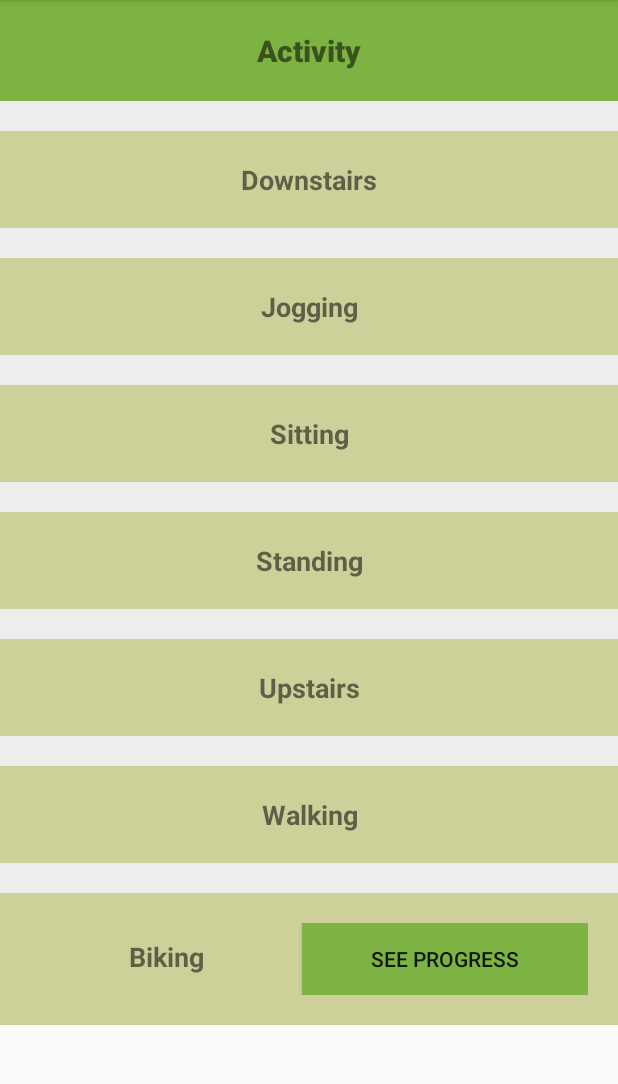
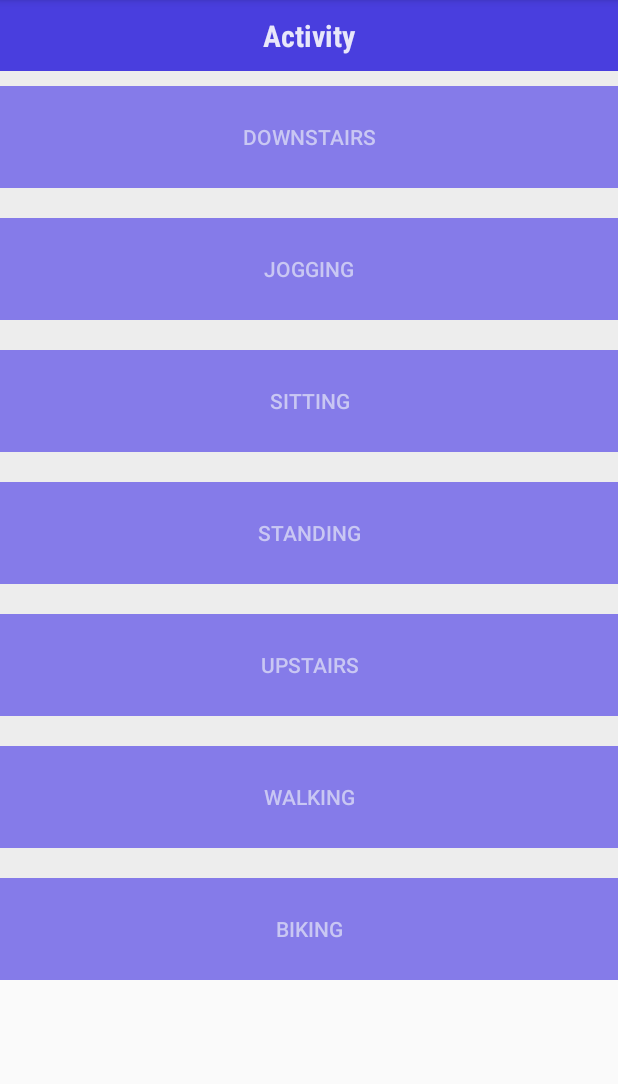
Before and after one commit to aditi17goel/ActivityRecognition, an Android app: the screen it shows after launch (MainActivity), on a phone screen of 412 x 824 dp, the part 84-1168 px from its top. Run offline under Robolectric (Android 15) with nearby library versions, the phone set to English and light mode, and no system bars; libraries missing offline, so code that uses them is left out: org.tensorflow.contrib; 2 statements that could not run were skipped.

Commit message:
progress bar done

```diff
--- a/HAR-Android-App/app/src/main/java/aditi/sensor_based_har/MainActivity.java
+++ b/HAR-Android-App/app/src/main/java/aditi/sensor_based_har/MainActivity.java
@@ -12,7 +12,6 @@ import android.os.Bundle;
 import android.speech.tts.TextToSpeech;
 import android.support.v4.content.res.ResourcesCompat;
 import android.support.v7.app.AppCompatActivity;
-import android.util.Log;
 import android.view.View;
 import android.widget.Button;
 import android.widget.TableRow;
@@ -27,7 +26,6 @@ import java.util.Timer;
 import java.util.TimerTask;
 
 import aditi.sensor_based_har.HARClassifier;
-import aditi.sensor_based_har.R;
 
 
 public class MainActivity extends AppCompatActivity implements SensorEventListener, TextToSpeech.OnInitListener {
@@ -92,11 +90,59 @@ public class MainActivity extends AppCompatActivity implements SensorEventListen
     protected void onCreate(Bundle savedInstanceState) {
         super.onCreate(savedInstanceState);
         setContentView(R.layout.activity_main);
-        button = (Button) findViewById(R.id.button1);
+        button = (Button) findViewById(R.id.but_bike);
         button.setOnClickListener( new View.OnClickListener(){
             @Override
             public void onClick(View v){
-                openMainActivity2();
+                openMainActivity2(prog_bik);
+            }
+        });
+        button = (Button) findViewById(R.id.but_down);
+        button.setOnClickListener( new View.OnClickListener(){
+            @Override
+            public void onClick(View v){
+                openMainActivity2(prog_down);
+            }
+        });
+
+        button = (Button) findViewById(R.id.but_up);
+        button.setOnClickListener( new View.OnClickListener(){
+            @Override
+            public void onClick(View v){
+                openMainActivity2(prog_upst);
+            }
+        });
+
+        button = (Button) findViewById(R.id.but_stand);
+        button.setOnClickListener( new View.OnClickListener(){
+            @Override
+            public void onClick(View v){
+                openMainActivity2(prog_stand);
+            }
+        });
+
+        button = (Button) findViewById(R.id.but_sit);
+        button.setOnClickListener( new View.OnClickListener(){
+            @Override
+            public void onClick(View v){
+                openMainActivity2(prog_sit
+                );
+            }
+        });
+
+        button = (Button) findViewById(R.id.but_jog);
+        button.setOnClickListener( new View.OnClickListener(){
+            @Override
+            public void onClick(View v){
+                openMainActivity2(prog_jog);
+            }
+        });
+
+        button = (Button) findViewById(R.id.but_walk);
+        button.setOnClickListener( new View.OnClickListener(){
+            @Override
+            public void onClick(View v){
+                openMainActivity2(prog_walk);
             }
         });
         SharedPreferences getShared = getSharedPreferences("demo", MODE_PRIVATE);
@@ -119,13 +165,6 @@ public class MainActivity extends AppCompatActivity implements SensorEventListen
         gx = new ArrayList<>(); gy = new ArrayList<>(); gz = new ArrayList<>();
         ma = new ArrayList<>(); ml = new ArrayList<>(); mg = new ArrayList<>();
 
-        bikingTextView = (TextView) findViewById(R.id.biking_title);
-        downstairsTextView = (TextView) findViewById(R.id.downstairs_title);
-        joggingTextView = (TextView) findViewById(R.id.jogging_title);
-        sittingTextView = (TextView) findViewById(R.id.sitting_title);
-        standingTextView = (TextView) findViewById(R.id.standing_title);
-        upstairsTextView = (TextView) findViewById(R.id.upstairs_title);
-        walkingTextView = (TextView) findViewById(R.id.walking_title);
 
         bikingTableRow = (TableRow) findViewById(R.id.biking_row);
         downstairsTableRow = (TableRow) findViewById(R.id.downstairs_row);
@@ -152,9 +191,11 @@ public class MainActivity extends AppCompatActivity implements SensorEventListen
         textToSpeech = new TextToSpeech(this, this);
         textToSpeech.setLanguage(Locale.US);
     }
-    public void openMainActivity2() {
-        Intent intent = new Intent(this, MainActivity2.class);
-        startActivity(intent);
+    public void openMainActivity2(Integer prog) {
+
+        Intent i = new Intent(MainActivity.this, MainActivity2.class);
+        i.putExtra("id", prog);
+        startActivity(i);
     }
     @Override
     public void onInit(int status) {
@@ -284,54 +325,54 @@ public class MainActivity extends AppCompatActivity implements SensorEventListen
     }
 
     private void setRowsColor(int idx) {
-        bikingTableRow.setBackgroundColor(Color.parseColor("#A9BCC16F"));
-        downstairsTableRow.setBackgroundColor(Color.parseColor("#A9BCC16F"));
-        joggingTableRow.setBackgroundColor(Color.parseColor("#A9BCC16F"));
-        sittingTableRow.setBackgroundColor(Color.parseColor("#A9BCC16F"));
-        standingTableRow.setBackgroundColor(Color.parseColor("#A9BCC16F"));
-        upstairsTableRow.setBackgroundColor(Color.parseColor("#A9BCC16F"));
-        walkingTableRow.setBackgroundColor(Color.parseColor("#A9BCC16F"));
+        bikingTableRow.setBackgroundColor(Color.parseColor("#A29AEE"));
+        downstairsTableRow.setBackgroundColor(Color.parseColor("#A29AEE"));
+        joggingTableRow.setBackgroundColor(Color.parseColor("#A29AEE"));
+        sittingTableRow.setBackgroundColor(Color.parseColor("#A29AEE"));
+        standingTableRow.setBackgroundColor(Color.parseColor("#A29AEE"));
+        upstairsTableRow.setBackgroundColor(Color.parseColor("#A29AEE"));
+        walkingTableRow.setBackgroundColor(Color.parseColor("#A29AEE"));
         SharedPreferences shrd = getSharedPreferences("demo", MODE_PRIVATE);
         SharedPreferences.Editor editor = shrd.edit();
 
         if(idx == 0){
-            bikingTableRow.setBackgroundColor(ResourcesCompat.getColor(getResources(), R.color.colorBlue, null));
+            bikingTableRow.setBackgroundColor(Color.parseColor("#493ede"));
             prog_bik += 1;
             editor.putInt("bike", prog_bik);
             editor.apply();
         }
         else if (idx == 1){
-            downstairsTableRow.setBackgroundColor(ResourcesCompat.getColor(getResources(), R.color.colorBlue, null));
+            downstairsTableRow.setBackgroundColor(Color.parseColor("#493ede"));
             prog_down += 1;
             editor.putInt("down", prog_down);
             editor.apply();
         }
         else if (idx == 2){
-            joggingTableRow.setBackgroundColor(ResourcesCompat.getColor(getResources(), R.color.colorBlue, null));
+            joggingTableRow.setBackgroundColor(Color.parseColor("#493ede"));
             prog_jog += 1;
             editor.putInt("jog", prog_jog);
             editor.apply();
         }
         else if (idx == 3){
-            sittingTableRow.setBackgroundColor(ResourcesCompat.getColor(getResources(), R.color.colorBlue, null));
+            sittingTableRow.setBackgroundColor(Color.parseColor("#493ede"));
             prog_sit += 1;
             editor.putInt("sit", prog_sit);
             editor.apply();
         }
         else if (idx == 4){
-            standingTableRow.setBackgroundColor(ResourcesCompat.getColor(getResources(), R.color.colorBlue, null));
+            standingTableRow.setBackgroundColor(Color.parseColor("#493ede"));
             prog_stand += 1;
             editor.putInt("stand", prog_stand);
             editor.apply();
         }
         else if (idx == 5){
-            upstairsTableRow.setBackgroundColor(ResourcesCompat.getColor(getResources(), R.color.colorBlue, null));
+            upstairsTableRow.setBackgroundColor(Color.parseColor("#493ede"));
             prog_upst += 1;
             editor.putInt("upst", prog_upst);
             editor.apply();
         }
         else if (idx == 6){
-            walkingTableRow.setBackgroundColor(ResourcesCompat.getColor(getResources(), R.color.colorBlue, null));
+            walkingTableRow.setBackgroundColor(Color.parseColor("#493ede"));
             prog_walk += 1;
             editor.putInt("walk", prog_walk);
             editor.apply();
--- a/HAR-Android-App/app/src/main/java/aditi/sensor_based_har/MainActivity2.java
+++ b/HAR-Android-App/app/src/main/java/aditi/sensor_based_har/MainActivity2.java
@@ -11,8 +11,10 @@ public class MainActivity2 extends AppCompatActivity {
     protected void onCreate(Bundle savedInstanceState) {
         super.onCreate(savedInstanceState);
         setContentView(R.layout.activity_main2);
+        Bundle b = getIntent().getExtras();
+        int id = b.getInt("id");
         ProgressBar progressBar = (ProgressBar) findViewById(R.id.progress_bar_biking);
-        progressBar.setProgress(MainActivity.prog_bik);
+        progressBar.setProgress(id);
     }
 
 
--- a/HAR-Android-App/app/src/main/res/layout/activity_main.xml
+++ b/HAR-Android-App/app/src/main/res/layout/activity_main.xml
@@ -4,28 +4,29 @@
     android:layout_width="match_parent"
     android:layout_height="match_parent">
 
-<TableLayout xmlns:android="http://schemas.android.com/apk/res/android"
+<TableLayout
 
     android:layout_width="match_parent"
     android:layout_height="wrap_content"
-    xmlns:tools="http://schemas.android.com/tools"
     android:background="#ededed"
     android:padding="0dp"
     tools:context="io.github.introml.activityrecognition.MainActivity">
+
     <TableRow
         android:id="@+id/title_row"
         android:layout_width="match_parent"
         android:layout_height="match_parent"
-            android:background="#7CB342"
-            android:padding="20dp"
+        android:background="#493ede"
+        android:padding="10dp"
         android:textAlignment="center">
 
         <TextView
             android:id="@+id/title"
             android:layout_weight="1"
-                android:fontFamily="sans-serif-medium"
+            android:fontFamily="sans-serif-condensed-medium"
             android:text="@string/activity"
             android:textAlignment="center"
+            android:textColor="#E8E7FA"
             android:textSize="20sp"
             android:textStyle="bold" />
 
@@ -35,18 +36,19 @@
         android:id="@+id/downstairs_row"
         android:layout_width="fill_parent"
         android:layout_height="fill_parent"
-            android:layout_marginTop="20dp"
-            android:background="#A9BCC16F"
-            android:padding="20dp">
+        android:layout_marginTop="10dp"
+        android:background="#857be9"
+        android:padding="10dp">
 
-            <TextView
-                android:id="@+id/downstairs_title"
+
+        <Button
+            android:id="@+id/but_down"
+            android:layout_width="10dp"
+            android:layout_height="wrap_content"
             android:layout_weight="1"
-                android:fontFamily="sans-serif"
-                android:text="@string/downstairs"
-                android:textAlignment="center"
-                android:textSize="18sp"
-                android:textStyle="bold" />
+            android:background="#857be9"
+            android:textColor="#C9C7F3"
+            android:text="@string/downstairs"/>
 
     </TableRow>
 
@@ -55,16 +57,19 @@
             android:layout_width="fill_parent"
             android:layout_height="fill_parent"
             android:layout_marginTop="20dp"
-            android:background="#A9BCC16F"
-            android:padding="20dp">
+            android:background="#857be9"
+            android:padding="10dp">
 
-            <TextView
-                android:id="@+id/jogging_title"
+
+            <Button
+                android:id="@+id/but_jog"
+                android:layout_width="10dp"
+                android:layout_height="wrap_content"
                 android:layout_weight="1"
-                android:text="@string/jogging"
-                android:textAlignment="center"
-                android:textSize="18sp"
-                android:textStyle="bold" />
+                android:background="#857be9"
+                android:textColor="#C9C7F3"
+                android:text="@string/jogging" />
+
 
         </TableRow>
 
@@ -73,16 +78,19 @@
             android:layout_width="fill_parent"
             android:layout_height="fill_parent"
             android:layout_marginTop="20dp"
-            android:background="#A9BCC16F"
-            android:padding="20dp">
+            android:background="#857be9"
+            android:padding="10dp">
 
-            <TextView
-                android:id="@+id/sitting_title"
+
+            <Button
+                android:id="@+id/but_sit"
+                android:layout_width="10dp"
+                android:layout_height="wrap_content"
                 android:layout_weight="1"
-                android:text="@string/sitting"
-                android:textAlignment="center"
-                android:textSize="18sp"
-                android:textStyle="bold" />
+                android:background="#857be9"
+                android:textColor="#C9C7F3"
+                android:text="@string/sitting" />
+
 
         </TableRow>
 
@@ -91,16 +99,19 @@
             android:layout_width="fill_parent"
             android:layout_height="fill_parent"
             android:layout_marginTop="20dp"
-            android:background="#A9BCC16F"
-            android:padding="20dp">
+            android:background="#857be9"
+            android:padding="10dp">
 
-            <TextView
-                android:id="@+id/standing_title"
+
+            <Button
+                android:id="@+id/but_stand"
+                android:layout_width="10dp"
+                android:layout_height="wrap_content"
                 android:layout_weight="1"
-                android:text="@string/standing"
-                android:textAlignment="center"
-                android:textSize="18sp"
-                android:textStyle="bold" />
+                android:background="#857be9"
+                android:textColor="#C9C7F3"
+                android:text="@string/standing" />
+
 
         </TableRow>
 
@@ -109,16 +120,18 @@
             android:layout_width="match_parent"
             android:layout_height="match_parent"
             android:layout_marginTop="20dp"
-            android:background="#A9BCC16F"
-            android:padding="20dp">
+            android:background="#857be9"
+            android:padding="10dp">
 
-            <TextView
-                android:id="@+id/upstairs_title"
+            <Button
+                android:id="@+id/but_up"
+                android:layout_width="10dp"
+                android:layout_height="wrap_content"
                 android:layout_weight="1"
-                android:text="@string/upstairs"
-                android:textAlignment="center"
-                android:textSize="18sp"
-                android:textStyle="bold" />
+                android:background="#857be9"
+                android:textColor="#C9C7F3"
+                android:text="@string/upstairs" />
+
 
         </TableRow>
 
@@ -127,16 +140,18 @@
             android:layout_width="match_parent"
             android:layout_height="match_parent"
             android:layout_marginTop="20dp"
-            android:background="#A9BCC16F"
-            android:padding="20dp">
+            android:background="#857be9"
+            android:padding="10dp">
 
-            <TextView
-                android:id="@+id/walking_title"
+            <Button
+                android:id="@+id/but_walk"
+                android:layout_width="10dp"
+                android:layout_height="wrap_content"
                 android:layout_weight="1"
-                android:text="@string/walking"
-                android:textAlignment="center"
-                android:textSize="18sp"
-                android:textStyle="bold" />
+                android:background="#857be9"
+                android:textColor="#C9C7F3"
+                android:text="@string/walking" />
+
 
         </TableRow>
 
@@ -145,24 +160,19 @@
             android:layout_width="match_parent"
             android:layout_height="152dp"
             android:layout_marginTop="20dp"
-            android:background="#A9BCC16F"
-            android:padding="20dp">
+            android:background="#857be9"
+            android:padding="10dp">
 
-            <TextView
-                android:id="@+id/biking_title"
-                android:layout_weight="1"
-                android:text="@string/biking"
-                android:textAlignment="center"
-                android:textSize="18sp"
-                android:textStyle="bold" />
 
             <Button
-                android:id="@+id/button1"
-                android:layout_width="100dp"
+                android:id="@+id/but_bike"
+                android:layout_width="10dp"
                 android:layout_height="wrap_content"
                 android:layout_weight="1"
-                android:background="#7CB342"
-                android:text="@string/see_progress" />
+                android:background="#857be9"
+                android:textColor="#C9C7F3"
+                android:text="@string/biking" />
+
 
         </TableRow>
 
```
Lines whose indentation alone changed are shown as unchanged.
